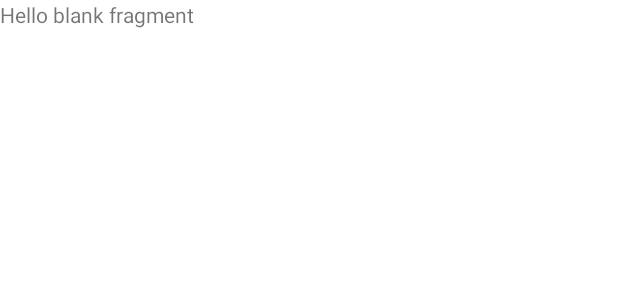
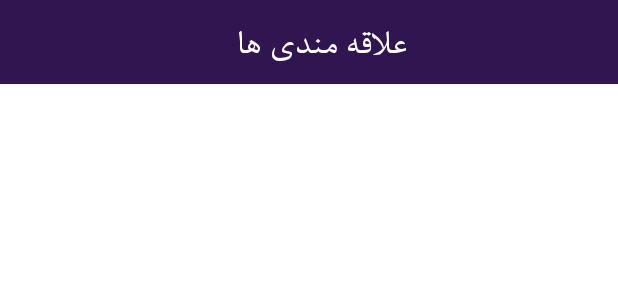
Before and after one commit to porya1988/myapp2021, an Android app: the layout fragment_favorite.xml on its own in the app's theme, with its tools: preview values and no code run, on a phone screen of 412 x 824 dp. Shown: the top 300 px of the screen. Run offline under Robolectric (Android 15) with nearby library versions, the phone set to English and light mode, and no system bars.

Commit message:
fifth commit

```diff
--- a/app/build.gradle
+++ b/app/build.gradle
@@ -88,4 +88,10 @@ dependencies {
 
     implementation "androidx.multidex:multidex:2.0.1"
 
+    //snackbar
+    implementation fileTree(dir: 'libs', include: ['*.jar'])
+    //noinspection GradleCompatible
+    implementation 'com.android.support:appcompat-v7:27.0.2'
+    //noinspection GradleCompatible
+    implementation 'com.android.support:design:27.0.2'
 }
--- a/app/src/main/java/com/example/myapp2021/database/AppDatabase.java
+++ b/app/src/main/java/com/example/myapp2021/database/AppDatabase.java
@@ -18,7 +18,7 @@ public  abstract class AppDatabase extends RoomDatabase {
     public static synchronized AppDatabase getInstance(Context context){
 
         if(instance==null){
-            instance= Room.databaseBuilder(context,AppDatabase.class,"tbl_foods").
+            instance= Room.databaseBuilder(context,AppDatabase.class,"tbl_food").
                     allowMainThreadQueries().build();
 
         }
--- a/app/src/main/java/com/example/myapp2021/database/IDao.java
+++ b/app/src/main/java/com/example/myapp2021/database/IDao.java
@@ -3,9 +3,12 @@ package com.example.myapp2021.database;
 import androidx.room.Dao;
 import androidx.room.Delete;
 import androidx.room.Insert;
+import androidx.room.Query;
 import androidx.room.Update;
 
 import com.example.myapp2021.model.MFoods;
+
+import java.util.List;
 
 import retrofit2.http.DELETE;
 
@@ -21,4 +24,7 @@ public interface IDao {
     @Update
     void update(MFoods foods);
 
+    @Query("select * from tbl_food")
+    List<MFoods> getFoodList();
+
 }
--- a/app/src/main/res/layout/activity_fast_food.xml
+++ b/app/src/main/res/layout/activity_fast_food.xml
@@ -11,7 +11,7 @@
         android:id="@+id/toolbar"
         android:layout_width="match_parent"
         android:layout_height="wrap_content"
-        android:background="?attr/colorPrimary"
+        android:background="@color/blupallet"
         android:minHeight="?attr/actionBarSize"
         android:theme="?attr/actionBarTheme"
         app:layout_constraintEnd_toEndOf="parent"
@@ -22,6 +22,7 @@
         <RelativeLayout
             android:layout_width="match_parent"
             android:layout_height="match_parent"
+
             >
             <androidx.appcompat.widget.AppCompatImageView
                 android:id="@+id/img_back"
--- a/app/src/main/res/layout/fragment_favorite.xml
+++ b/app/src/main/res/layout/fragment_favorite.xml
@@ -1,14 +1,37 @@
 <?xml version="1.0" encoding="utf-8"?>
-<FrameLayout xmlns:android="http://schemas.android.com/apk/res/android"
+<RelativeLayout xmlns:android="http://schemas.android.com/apk/res/android"
     xmlns:tools="http://schemas.android.com/tools"
     android:layout_width="match_parent"
     android:layout_height="match_parent"
     tools:context=".main.favorite.FavoriteFragment">
 
-    <!-- TODO: Update blank fragment layout -->
-    <TextView
+
+    <androidx.appcompat.widget.Toolbar
+        android:id="@+id/toolbar"
         android:layout_width="match_parent"
-        android:layout_height="match_parent"
-        android:text="@string/hello_blank_fragment" />
+        android:layout_height="wrap_content"
+        android:background="@color/blupallet"
+        android:minHeight="?attr/actionBarSize"
+        android:theme="?attr/actionBarTheme">
+        <LinearLayout
+            android:gravity="center"
+            android:layout_width="match_parent"
+            android:layout_height="match_parent">
+            <androidx.appcompat.widget.AppCompatTextView
+                android:layout_width="wrap_content"
+                android:layout_height="wrap_content"
+                android:text="@string/txt_favorites"
+                android:textSize="@dimen/txt_title_size"
+                android:fontFamily="@font/bazanin"
+                android:textColor="@color/white"
+                />
+        </LinearLayout>
+    </androidx.appcompat.widget.Toolbar>
 
-</FrameLayout>
+    <androidx.recyclerview.widget.RecyclerView
+        android:id="@+id/recycler_favorites"
+        android:layout_below="@id/toolbar"
+        android:layout_width="match_parent"
+        android:layout_height="match_parent"/>
+
+</RelativeLayout>
--- a/app/src/main/res/values/strings.xml
+++ b/app/src/main/res/values/strings.xml
@@ -24,4 +24,7 @@
     <string name="invalid_password">Password must be >5 characters</string>
     <string name="login_failed">"Login failed"</string>
     <string name="add_notehere">اینجا خریداتو یاداشت کن</string>
+    <string name="add_successfully">added succssfully</string>
+    <string name="didnot_add">not successfully</string>
+    <string name="txt_favorites">علاقه مندی ها</string>
 </resources>
```
Also changed, not shown: app/src/main/java/com/example/myapp2021/foodDetail/FoodDetailActivity.java (+33 -7 lines), app/src/main/java/com/example/myapp2021/main/favorite/FavoriteFragment.java (+17 -1 lines), app/src/main/java/com/example/myapp2021/main/shoppinglist/ShoppingAdapter.java (deleted, +0 -39 lines), app/src/main/java/com/example/myapp2021/model/MFoods.java (+16 -3 lines), app/src/main/res/layout/activity_fooddetail.xml (+5 -3 lines).
